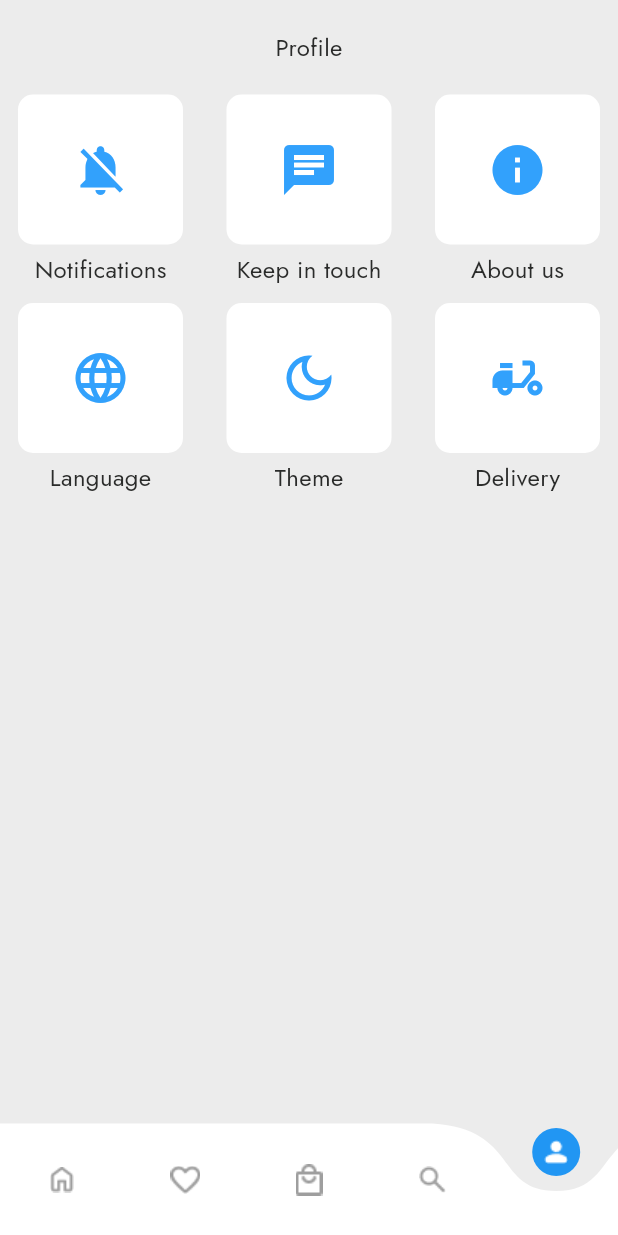
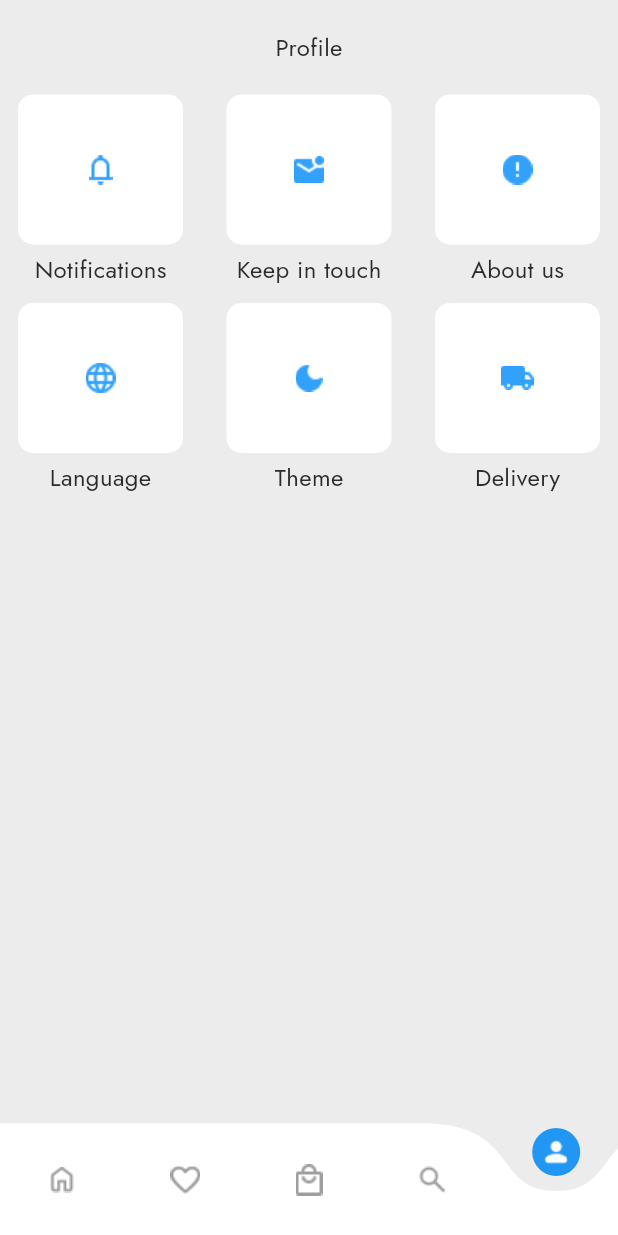
Before and after one commit to johnStuart00/OnlineMarket, a Flutter app: the screen it shows after launch, item 5 of the bottom bar chosen, on a phone screen of 412 x 824 dp. Run offline on Flutter 3.47's test engine with Material 3 defaults, Android fonts, the phone set to English and light mode, and no system bars; drawn by our look-alikes of curved_navigation_bar; our stand-ins replace adaptive_theme, animated_splash_screen, dio, flutter_mobx, get_it, google_fonts and 5 more; accounts and stored records are empty; generated files the repository leaves out were written again; network calls fail.

Commit message:
user page icons changed

```diff
--- a/lib/widgets/user_page_widget.dart
+++ b/lib/widgets/user_page_widget.dart
@@ -2,12 +2,12 @@ import 'package:flutter/material.dart';
 import 'package:online_market/widgets/text_widgets/middle_text_widget.dart';
 
 class UserPageWidget extends StatelessWidget {
-  final IconData icon;
+  final Image image;
   final String label;
   final VoidCallback? onTap;
 
   const UserPageWidget({
-    required this.icon,
+    required this.image,
     required this.label,
     this.onTap,
     super.key,
@@ -28,11 +28,7 @@ class UserPageWidget extends StatelessWidget {
               borderRadius: BorderRadius.circular(10),
             ),
             child: Center(
-              child: Icon(
-                icon,
-                size: 40,
-                color: Theme.of(context).iconTheme.color,
-              ),
+              child: image,
             ),
           ),
           const SizedBox(height: 5),
```
Also changed, not shown: lib/user_page/user_page.dart (+41 -10 lines), assets/icons/language.png (added).
